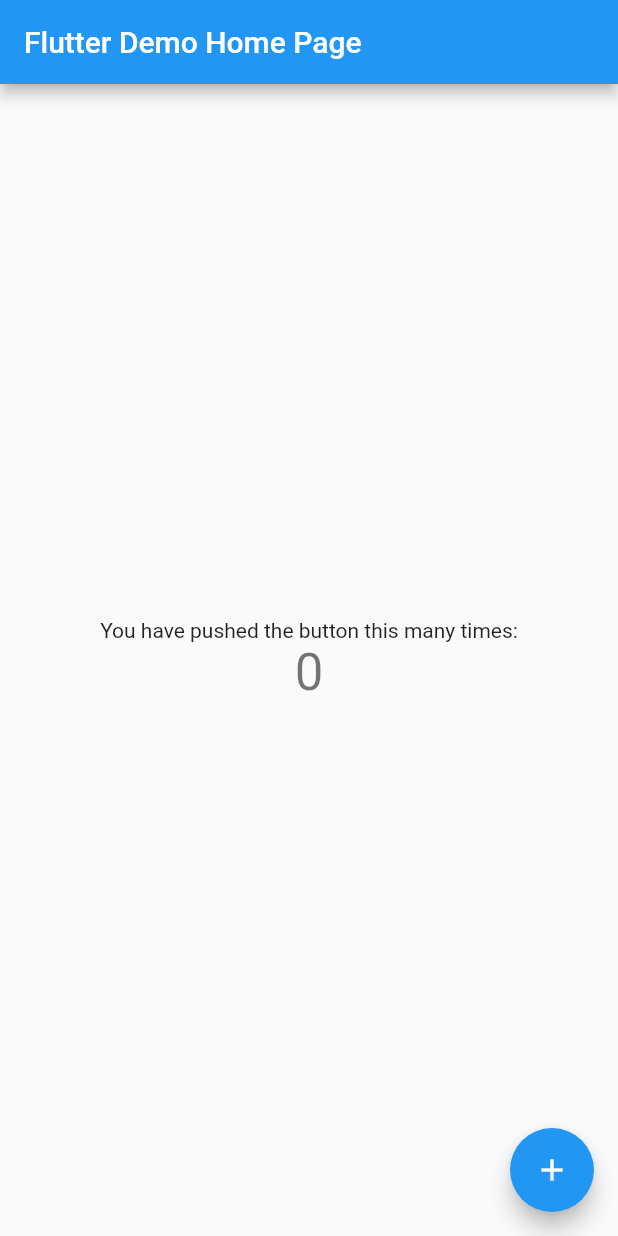
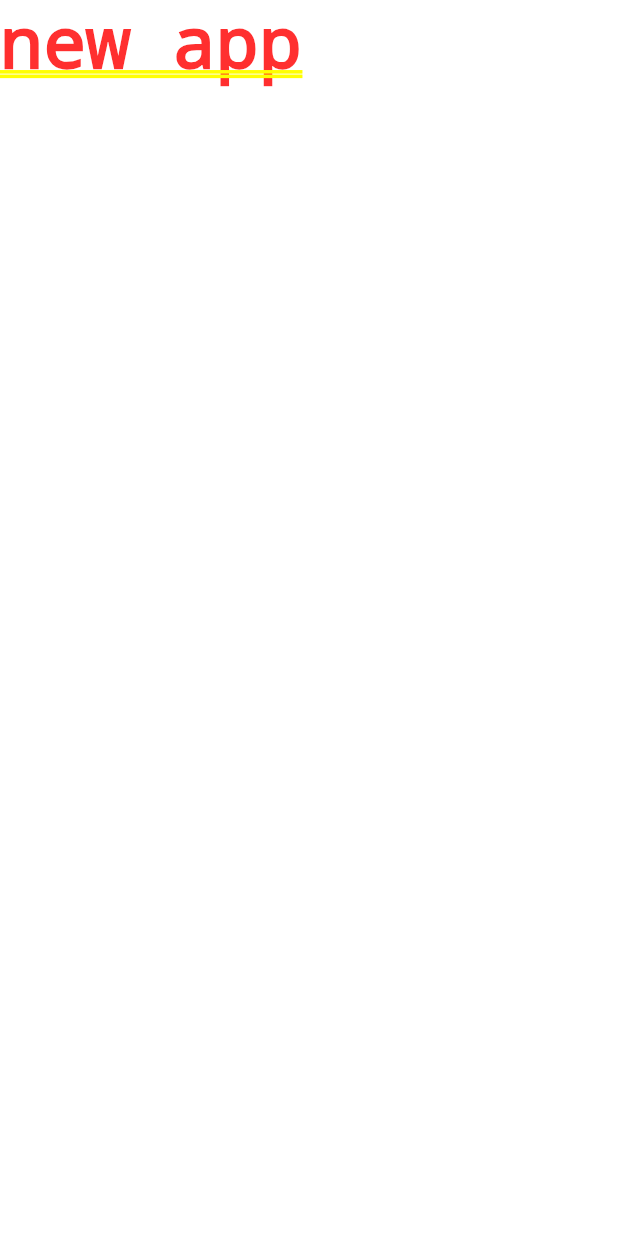
Before and after one commit to AYM1607/hacker_news_flutter_client, a Flutter app: the screen it shows after launch, on a phone screen of 412 x 824 dp. Run offline on Flutter 3.47's test engine with Material 2 defaults, Android fonts, the phone set to English and light mode, and no system bars.

```diff
--- a/lib/main.dart
+++ b/lib/main.dart
@@ -1,111 +1,6 @@
-import 'package:flutter/material.dart';
+import "package:flutter/material.dart";
+import "src/App.dart";
 
-void main() => runApp(MyApp());
-
-class MyApp extends StatelessWidget {
-  // This widget is the root of your application.
-  @override
-  Widget build(BuildContext context) {
-    return MaterialApp(
-      title: 'Flutter Demo',
-      theme: ThemeData(
-        // This is the theme of your application.
-        //
-        // Try running your application with "flutter run". You'll see the
-        // application has a blue toolbar. Then, without quitting the app, try
-        // changing the primarySwatch below to Colors.green and then invoke
-        // "hot reload" (press "r" in the console where you ran "flutter run",
-        // or simply save your changes to "hot reload" in a Flutter IDE).
-        // Notice that the counter didn't reset back to zero; the application
-        // is not restarted.
-        primarySwatch: Colors.blue,
-      ),
-      home: MyHomePage(title: 'Flutter Demo Home Page'),
-    );
-  }
+main() {
+  runApp(App());
 }
-
-class MyHomePage extends StatefulWidget {
-  MyHomePage({Key key, this.title}) : super(key: key);
-
-  // This widget is the home page of your application. It is stateful, meaning
-  // that it has a State object (defined below) that contains fields that affect
-  // how it looks.
-
-  // This class is the configuration for the state. It holds the values (in this
-  // case the title) provided by the parent (in this case the App widget) and
-  // used by the build method of the State. Fields in a Widget subclass are
-  // always marked "final".
-
-  final String title;
-
-  @override
-  _MyHomePageState createState() => _MyHomePageState();
-}
-
-class _MyHomePageState extends State<MyHomePage> {
-  int _counter = 0;
-
-  void _incrementCounter() {
-    setState(() {
-      // This call to setState tells the Flutter framework that something has
-      // changed in this State, which causes it to rerun the build method below
-      // so that the display can reflect the updated values. If we changed
-      // _counter without calling setState(), then the build method would not be
-      // called again, and so nothing would appear to happen.
-      _counter++;
-    });
-  }
-
-  @override
-  Widget build(BuildContext context) {
-    // This method is rerun every time setState is called, for instance as done
-    // by the _incrementCounter method above.
-    //
-    // The Flutter framework has been optimized to make rerunning build methods
-    // fast, so that you can just rebuild anything that needs updating rather
-    // than having to individually change instances of widgets.
-    return Scaffold(
-      appBar: AppBar(
-        // Here we take the value from the MyHomePage object that was created by
-        // the App.build method, and use it to set our appbar title.
-        title: Text(widget.title),
-      ),
-      body: Center(
-        // Center is a layout widget. It takes a single child and positions it
-        // in the middle of the parent.
-        child: Column(
-          // Column is also layout widget. It takes a list of children and
-          // arranges them vertically. By default, it sizes itself to fit its
-          // children horizontally, and tries to be as tall as its parent.
-          //
-          // Invoke "debug painting" (press "p" in the console, choose the
-          // "Toggle Debug Paint" action from the Flutter Inspector in Android
-          // Studio, or the "Toggle Debug Paint" command in Visual Studio Code)
-          // to see the wireframe for each widget.
-          //
-          // Column has various properties to control how it sizes itself and
-          // how it positions its children. Here we use mainAxisAlignment to
-          // center the children vertically; the main axis here is the vertical
-          // axis because Columns are vertical (the cross axis would be
-          // horizontal).
-          mainAxisAlignment: MainAxisAlignment.center,
-          children: <Widget>[
-            Text(
-              'You have pushed the button this many times:',
-            ),
-            Text(
-              '$_counter',
-              style: Theme.of(context).textTheme.display1,
-            ),
-          ],
-        ),
-      ),
-      floatingActionButton: FloatingActionButton(
-        onPressed: _incrementCounter,
-        tooltip: 'Increment',
-        child: Icon(Icons.add),
-      ), // This trailing comma makes auto-formatting nicer for build methods.
-    );
-  }
-}
--- /dev/null
+++ b/lib/src/App.dart
@@ -0,0 +1,10 @@
+import "package:flutter/material.dart";
+
+class App extends StatelessWidget {
+  Widget build(BuildContext context) {
+    return MaterialApp(
+      title: 'Hacker News client',
+      home: Text('new app'),
+    );
+  }
+}
```
Also changed, not shown: 1 other file.
